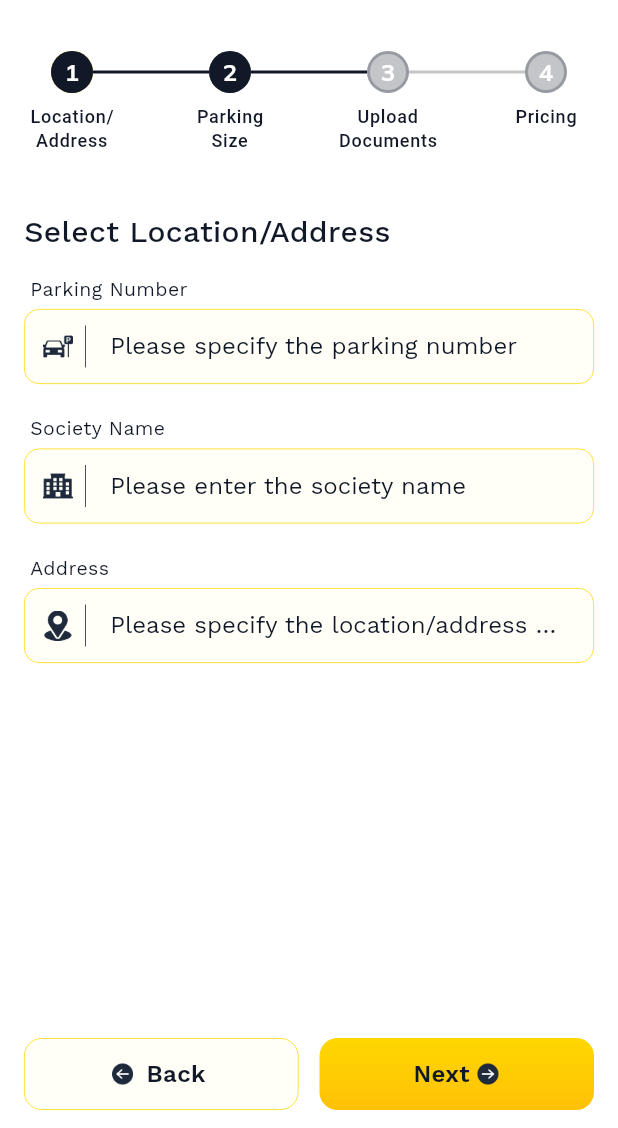
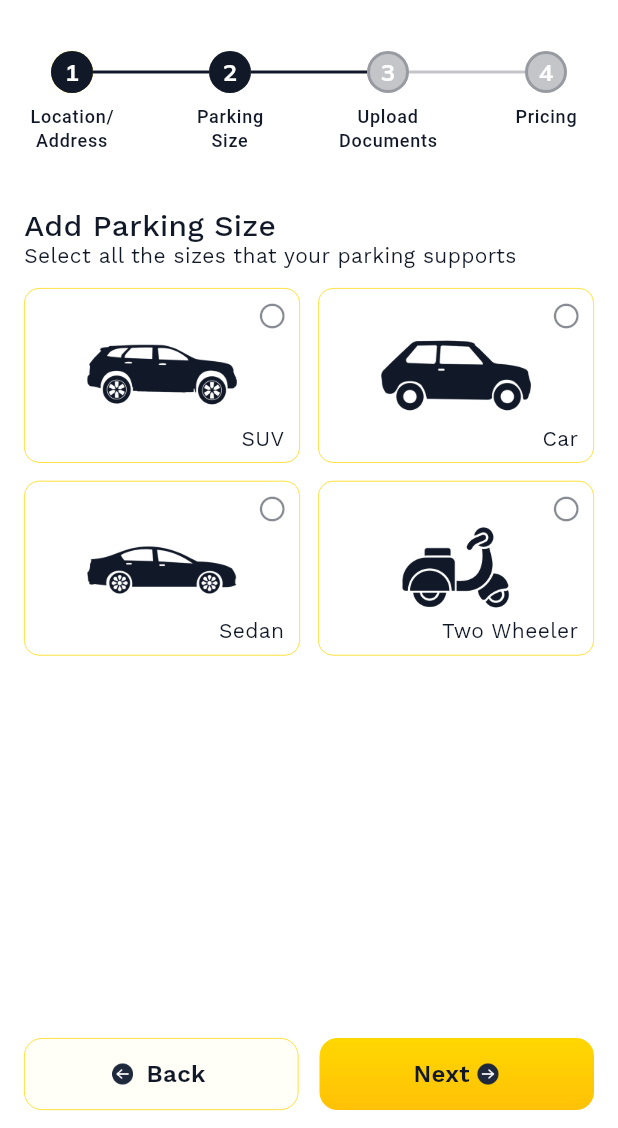
Before and after one commit to Pulkit0001/zavona_flutter_app, a Flutter app: the ParkingCreatePage screen opened by its route, after a tap on "Next", on a phone screen of 412 x 824 dp, the part 108-1236 px from its top. Run offline on Flutter 3.47's test engine with Material 3 defaults, Android fonts, the phone set to English and light mode, and no system bars; drawn by our look-alikes of easy_stepper; our stand-ins replace animated_bottom_navigation_bar, app_links, dartz, dio, firebase_core, firebase_crashlytics and 16 more; accounts and stored records are empty; network calls fail.

Commit message:
Parking Form Design

````diff
--- /dev/null
+++ b/lib/core/presentation/blocs/e_states.dart
@@ -0,0 +1,21 @@
+enum EFormState {
+  initial,
+  loadingForm,
+  submittingForm,
+  submittingFailed,
+  submittingSuccess,
+  success,
+  failure,
+}
+
+enum EListState {
+  initial,
+  loading,
+  loadingMore,
+  refreshing,
+  empty,
+  loaded,
+  error,
+}
+
+enum EViewState { initial, loading, loaded, error }
--- /dev/null
+++ b/lib/core/presentation/utils/size_utils.dart
@@ -0,0 +1,9 @@
+
+
+import 'package:flutter/cupertino.dart';
+
+extension SizeUtils on BuildContext {
+  double get screenWidth => MediaQuery.of(this).size.width;
+  double get screenHeight => MediaQuery.of(this).size.height;
+  Size get screenSize => MediaQuery.of(this).size;
+}
--- a/lib/presentation/common/widgets/custom_icons.dart
+++ b/lib/presentation/common/widgets/custom_icons.dart
@@ -1,4 +1,5 @@
 import 'package:flutter/material.dart';
+import 'package:font_awesome_flutter/font_awesome_flutter.dart';
 
 abstract class CustomIcons {
   static const String _kCheckIcon = 'assets/vectors/check_icon.png';
@@ -8,6 +9,17 @@ abstract class CustomIcons {
   static const String _kParkingIcon = 'assets/vectors/parking_icon.png';
   static const String _kSocietyIcon = 'assets/vectors/society_icon.png';
   static const String _kLocationIcon = 'assets/vectors/location_vector.png';
+
+  static const String _kCarIcon = 'assets/vectors/car_vector.png';
+  static const String _kSedanIcon = 'assets/vectors/sedan_vector.png';
+  static const String _kSuvIcon = 'assets/vectors/suv_vector.png';
+  static const String _kTwoWheelerIcon =
+      'assets/vectors/two_wheeler_vector.png';
+
+  static const String _kRentIcon = 'assets/vectors/rent_vector.png';
+  static const String _kSellIcon = 'assets/vectors/sell_vector.png';
+
+  static const String _kCameraIcon = 'assets/vectors/camera_vector.png';
 
   static Widget checkIcon([double? height, double? width]) =>
       Image.asset(_kCheckIcon, height: height ?? 24, width: width ?? 24);
@@ -29,4 +41,25 @@ abstract class CustomIcons {
 
   static Widget locationIcon([double? height, double? width]) =>
       Image.asset(_kLocationIcon, height: height ?? 24, width: width ?? 24);
+
+  static Widget carIcon([double? height, double? width]) =>
+      Image.asset(_kCarIcon, height: height ?? 24, width: width ?? 24);
+
+  static Widget sedanIcon([double? height, double? width]) =>
+      Image.asset(_kSedanIcon, height: height ?? 24, width: width ?? 24);
+
+  static Widget suvIcon([double? height, double? width]) =>
+      Image.asset(_kSuvIcon, height: height ?? 24, width: width ?? 24);
+
+  static Widget twoWheelerIcon([double? height, double? width]) =>
+      Image.asset(_kTwoWheelerIcon, height: height ?? 24, width: width ?? 24);
+
+  static Widget rentIcon([double? height, double? width]) =>
+      Image.asset(_kRentIcon, height: height ?? 24, width: width ?? 24);
+
+  static Widget sellIcon([double? height, double? width]) =>
+      Image.asset(_kSellIcon, height: height ?? 24, width: width ?? 24);
+
+  static Widget cameraIcon([double? height, double? width]) =>
+      Image.asset(_kCameraIcon, height: height ?? 24, width: width ?? 24);
 }
--- /dev/null
+++ b/lib/presentation/common/widgets/custom_toggle_bar.dart
@@ -0,0 +1,85 @@
+import 'package:flutter/material.dart';
+import 'package:google_fonts/google_fonts.dart';
+import 'package:zavona_flutter_app/core/presentation/utils/theme_utils.dart';
+
+/// A custom toggle bar widget with "NO" and "YES" options.
+/// Calls [onToggle] with `true` for "YES" and `false` for "NO".
+/// Initial value can be set with [initialValue].
+/// Defaults to "YES".
+///
+/// Usage:
+/// ```dart
+/// CustomToggleBar(
+///  initialValue: true, // or false
+///  onToggle: (value) {
+///  // Handle toggle change
+///  },
+///  )
+/// ```
+class CustomToggleBar extends StatefulWidget {
+  const CustomToggleBar({
+    super.key,
+    required this.onToggle,
+    this.initialValue = true,
+  });
+
+  final void Function(bool value) onToggle;
+  final bool initialValue;
+  @override
+  State<CustomToggleBar> createState() => _CustomToggleBarState();
+}
+
+class _CustomToggleBarState extends State<CustomToggleBar>
+    with TickerProviderStateMixin {
+  @override
+  Widget build(BuildContext context) {
+    return Container(
+      height: 32,
+      width: 90,
+      decoration: BoxDecoration(
+        color: Color(0xfffffff8),
+        borderRadius: BorderRadius.circular(6),
+        border: Border.all(color: context.primaryColor, width: 1),
+      ),
+      child: PreferredSize(
+        preferredSize: Size.fromHeight(32),
+        child: TabBar(
+          labelPadding: EdgeInsets.zero,
+          padding: EdgeInsets.zero,
+          indicatorPadding: EdgeInsets.zero,
+          indicatorSize: TabBarIndicatorSize.tab,
+          dividerColor: Colors.transparent,
+          indicator: BoxDecoration(
+            borderRadius: BorderRadius.circular(4),
+            gradient: LinearGradient(
+              begin: Alignment.topCenter,
+              end: Alignment.bottomCenter,
+              stops: [0.0, 1.0],
+              colors: [Color(0xffFFD700), Color(0xffFFC107)],
+            ),
+          ),
+          labelColor: context.onPrimaryColor,
+          unselectedLabelColor: Colors.black,
+          tabs: const [
+            Tab(text: "NO"),
+            Tab(text: "YES"),
+          ],
+          labelStyle: GoogleFonts.workSans(
+            fontSize: 12,
+            fontWeight: FontWeight.w500,
+            color: context.onPrimaryColor,
+            height: 1.0,
+          ),
+          controller: TabController(
+            length: 2,
+            vsync: this,
+            initialIndex: widget.initialValue ? 1 : 0,
+          ),
+          onTap: (index) {
+            widget.onToggle(index == 1);
+          },
+        ),
+      ),
+    );
+  }
+}
--- /dev/null
+++ b/lib/presentation/parking/bloc/parking_form/parking_form_cubit.dart
@@ -0,0 +1,25 @@
+import 'package:flutter_bloc/flutter_bloc.dart';
+import 'package:zavona_flutter_app/presentation/parking/bloc/parking_form/parking_form_state.dart';
+import 'package:zavona_flutter_app/presentation/parking/widgets/parking_form/parking_size_selection_widget.dart';
+
+class ParkingFormCubit extends Cubit<ParkingFormState> {
+  ParkingFormCubit() : super(ParkingFormState());
+
+  void toggleSizeSelection(ParkingSize size) {
+    final currentSizes = List<ParkingSize>.from(state.selectedSizes);
+    if (currentSizes.contains(size)) {
+      currentSizes.remove(size);
+    } else {
+      currentSizes.add(size);
+    }
+    emit(state.copyWith(selectedSizes: currentSizes));
+  }
+
+  void toggleRenOptIn(bool value) {
+    emit(state.copyWith(optToRent: value));
+  }
+
+  void toggleSellOptIn(bool value) {
+    emit(state.copyWith(optToSell: value));
+  }
+}
--- /dev/null
+++ b/lib/presentation/parking/bloc/parking_form/parking_form_state.dart
@@ -0,0 +1,43 @@
+import 'package:image_picker/image_picker.dart';
+import 'package:zavona_flutter_app/core/presentation/blocs/e_states.dart';
+import 'package:zavona_flutter_app/presentation/parking/widgets/parking_form/parking_size_selection_widget.dart';
+
+class ParkingFormState {
+  final List<ParkingSize> selectedSizes;
+  final XFile? parkingThumbnail;
+  final List<XFile> parkingDocs;
+  final bool optToSell;
+  final bool optToRent;
+  final EFormState formState;
+  final String? errorMessage;
+
+  ParkingFormState({
+    this.selectedSizes = const [],
+    this.parkingThumbnail,
+    this.parkingDocs = const [],
+    this.optToSell = false,
+    this.optToRent = true,
+    this.formState = EFormState.initial,
+    this.errorMessage,
+  });
+
+  ParkingFormState copyWith({
+    List<ParkingSize>? selectedSizes,
+    XFile? parkingThumbnail,
+    List<XFile>? parkingDocs,
+    bool? optToSell,
+    bool? optToRent,
+    EFormState? formState,
+    String? errorMessage,
+  }) {
+    return ParkingFormState(
+      selectedSizes: selectedSizes ?? this.selectedSizes,
+      parkingThumbnail: parkingThumbnail ?? this.parkingThumbnail,
+      parkingDocs: parkingDocs ?? this.parkingDocs,
+      optToSell: optToSell ?? this.optToSell,
+      optToRent: optToRent ?? this.optToRent,
+      formState: formState ?? this.formState,
+      errorMessage: errorMessage ?? this.errorMessage,
+    );
+  }
+}
--- a/lib/presentation/parking/pages/parking_create_page.dart
+++ b/lib/presentation/parking/pages/parking_create_page.dart
@@ -1,7 +1,9 @@
 import 'package:flutter/material.dart';
+import 'package:flutter_bloc/flutter_bloc.dart';
 import 'package:font_awesome_flutter/font_awesome_flutter.dart';
 import 'package:zavona_flutter_app/presentation/common/widgets/confirmation_dailog.dart';
 import 'package:zavona_flutter_app/presentation/common/widgets/custom_app_bar.dart';
+import 'package:zavona_flutter_app/presentation/parking/bloc/parking_form/parking_form_cubit.dart';
 import 'package:zavona_flutter_app/presentation/parking/widgets/parking_form_widget.dart';
 
 class ParkingCreatePage extends StatelessWidget {
@@ -9,7 +11,9 @@ class ParkingCreatePage extends StatelessWidget {
 
   @override
   Widget build(BuildContext context) {
-    return Scaffold(
+    return BlocProvider(
+      create: (context) => ParkingFormCubit(),
+      child: Scaffold(
         appBar: CustomAppBar(
           title: "List Parking Spot",
           leadingIcon: FontAwesomeIcons.xmark,
@@ -26,8 +30,8 @@ class ParkingCreatePage extends StatelessWidget {
             }
           },
         ),
-
         body: ParkingFormWidget(),
+      ),
     );
   }
 }
--- /dev/null
+++ b/lib/presentation/parking/widgets/parking_form/parking_docs_section.dart
@@ -0,0 +1,105 @@
+import 'package:flutter/material.dart';
+import 'package:google_fonts/google_fonts.dart';
+import 'package:zavona_flutter_app/core/presentation/utils/size_utils.dart';
+import 'package:zavona_flutter_app/core/presentation/utils/theme_utils.dart';
+import 'package:zavona_flutter_app/presentation/common/widgets/custom_icons.dart';
+
+class ParkingDocsSection extends StatelessWidget {
+  const ParkingDocsSection({super.key});
+
+  @override
+  Widget build(BuildContext context) {
+    return Column(
+      crossAxisAlignment: CrossAxisAlignment.start,
+      children: [
+        Text(
+          "Parking Thumbnail",
+          style: GoogleFonts.workSans(
+            fontSize: 20,
+            fontWeight: FontWeight.w500,
+            height: 1.3,
+            color: context.onSurfaceColor,
+          ),
+        ),
+        Text(
+          "Upload a clear image of your parking space.",
+          style: GoogleFonts.workSans(
+            fontSize: 13,
+            height: 1.3,
+            fontWeight: FontWeight.w400,
+            color: context.onSurfaceColor,
+          ),
+        ),
+        SizedBox(height: 12),
+        ImagePickerButton(onPressed: () {}),
+        SizedBox(height: 24),
+        Text(
+          "Address Proof",
+          style: GoogleFonts.workSans(
+            fontSize: 20,
+            fontWeight: FontWeight.w500,
+            height: 1.3,
+            color: context.onSurfaceColor,
+          ),
+        ),
+        Text(
+          "Upload a clear image of your address proof.",
+          style: GoogleFonts.workSans(
+            fontSize: 13,
+            height: 1.3,
+            fontWeight: FontWeight.w400,
+            color: context.onSurfaceColor,
+          ),
+        ),
+        SizedBox(height: 12),
+        ImagePickerButton(onPressed: () {}),
+      ],
+    );
+  }
+}
+
+class ImagePickerButton extends StatelessWidget {
+  const ImagePickerButton({super.key, this.onPressed});
+  final VoidCallback? onPressed;
+
+  @override
+  Widget build(BuildContext context) {
+    return InkWell(
+      onTap: onPressed,
+      child: Container(
+        height: context.screenHeight * 0.15,
+        width: double.infinity,
+        decoration: BoxDecoration(
+          color: Color(0xfffffff8),
+          borderRadius: BorderRadius.circular(10),
+          border: Border.all(color: context.primaryColor, width: 1),
+        ),
+        child: Column(
+          mainAxisAlignment: MainAxisAlignment.center,
+          mainAxisSize: MainAxisSize.max,
+          crossAxisAlignment: CrossAxisAlignment.center,
+          children: [
+            Container(
+              height: 32,
+              width: 32,
+              padding: EdgeInsets.all(6),
+              decoration: BoxDecoration(
+                shape: BoxShape.circle,
+                color: context.primaryColor,
+              ),
+              child: CustomIcons.cameraIcon(20, 20),
+            ),
+            Text(
+              "Upload",
+              style: GoogleFonts.workSans(
+                fontSize: 14,
+                fontWeight: FontWeight.w500,
+                color: context.onSurfaceColor,
+              ),
+            ),
+          ],
+        ),
+      ),
+    );
+  }
+}
--- /dev/null
+++ b/lib/presentation/parking/widgets/parking_form/parking_size_selection_widget.dart
@@ -0,0 +1,153 @@
+import 'package:flutter/material.dart';
+import 'package:flutter_bloc/flutter_bloc.dart';
+import 'package:google_fonts/google_fonts.dart';
+import 'package:zavona_flutter_app/core/presentation/utils/size_utils.dart';
+import 'package:zavona_flutter_app/core/presentation/utils/theme_utils.dart';
+import 'package:zavona_flutter_app/presentation/common/widgets/custom_icons.dart';
+import 'package:zavona_flutter_app/presentation/parking/bloc/parking_form/parking_form_cubit.dart';
+import 'package:zavona_flutter_app/presentation/parking/bloc/parking_form/parking_form_state.dart';
+import 'package:zavona_flutter_app/res/values/app_colors.dart';
+
+enum ParkingSize {
+  suv("SUV"),
+  regular("Car"),
+  sedan("Sedan"),
+  twoWheeler("Two Wheeler");
+
+  final String displayName;
+  const ParkingSize(this.displayName);
+}
+
+class ParkingSizeSelection extends StatelessWidget {
+  const ParkingSizeSelection({super.key});
+
+  @override
+  Widget build(BuildContext context) {
+    return BlocBuilder<ParkingFormCubit, ParkingFormState>(
+      builder: (context, state) {
+        return Column(
+          crossAxisAlignment: CrossAxisAlignment.start,
+          children: [
+            Text(
+              "Add Parking Size",
+              style: GoogleFonts.workSans(
+                fontSize: 20,
+                fontWeight: FontWeight.w500,
+                height: 1,
+                color: AppColors.secondaryDarkBlue,
+              ),
+            ),
+            Text(
+              "Select all the sizes that your parking supports",
+              style: GoogleFonts.workSans(
+                fontSize: 14,
+                height: 1.4,
+                fontWeight: FontWeight.w400,
+                color: AppColors.secondaryDarkBlue,
+              ),
+            ),
+            SizedBox(height: 12,),
+            GridView.builder(
+              gridDelegate: SliverGridDelegateWithFixedCrossAxisCount(
+                crossAxisCount: 2,
+                childAspectRatio: ((context.screenWidth - 52) / 2) / 114,
+                crossAxisSpacing: 12,
+                mainAxisSpacing: 12,
+              ),
+              itemBuilder: (context, index) => ParkingSizeTile(
+                parkingSize: ParkingSize.values[index],
+                isSelected: state.selectedSizes.contains(
+                  ParkingSize.values[index],
+                ),
+                onTap: () {
+                  context.read<ParkingFormCubit>().toggleSizeSelection(
+                    ParkingSize.values[index],
+                  );
+                },
+              ),
+              itemCount: ParkingSize.values.length,
+              shrinkWrap: true,
+            ),
+          ],
+        );
+      },
+    );
+  }
+}
+
+class ParkingSizeTile extends StatelessWidget {
+  const ParkingSizeTile({
+    super.key,
+    required this.isSelected,
+    required this.parkingSize,
+    required this.onTap,
+  });
+
+  final bool isSelected;
+  final ParkingSize parkingSize;
+  final VoidCallback onTap;
+
+  @override
+  Widget build(BuildContext context) {
+    return InkWell(
+      onTap: onTap,
+      child: Container(
+        decoration: BoxDecoration(
+          color: context.surfaceColor,
+          borderRadius: BorderRadius.circular(10),
+          border: Border.all(
+            color: context.primaryColor,
+            width: isSelected ? 1.5 : 0.5,
+          ),
+        ),
+        child: Stack(
+          children: [
+            Center(
+              child: switch (parkingSize) {
+                ParkingSize.suv => CustomIcons.suvIcon(100 , 100),
+                ParkingSize.regular => CustomIcons.carIcon(100 , 100),
+                ParkingSize.sedan => CustomIcons.sedanIcon(100 , 100),
+                ParkingSize.twoWheeler => CustomIcons.twoWheelerIcon(72 , 72),
+              },
+            ),
+            Align(
+              alignment: Alignment.bottomRight,
+              child: Padding(
+                padding: const EdgeInsets.only(bottom: 6, right: 10),
+                child: Text(
+                  parkingSize.displayName,
+                  style: GoogleFonts.workSans(
+                    fontSize: 14,
+                    fontWeight: FontWeight.w400,
+                    color: context.onSurfaceColor,
+                  ),
+                ),
+              ),
+            ),
+            if (isSelected)
+              Positioned(
+                top: 8,
+                right: 8,
+                child: Icon(
+                  Icons.check_circle,
+                  size: 20,
+                  color: context.onPrimaryColor,
+                ),
+              )
+            else ...[
+              Positioned(
+                top: 8,
+                right: 8,
+                child: Icon(
+                  Icons.circle_outlined,
+                  size: 20,
+                  color: context.onSurfaceColor.withOpacity(0.5),
+                ),
+              ),
+            ],
+          ],
+        ),
+      ),
+    );
+  }
+}
--- /dev/null
+++ b/lib/presentation/parking/widgets/parking_form/pricing_section_form.dart
@@ -0,0 +1,88 @@
+import 'package:flutter/material.dart';
+import 'package:flutter_bloc/flutter_bloc.dart';
+import 'package:google_fonts/google_fonts.dart';
+import 'package:zavona_flutter_app/presentation/common/widgets/custom_icons.dart';
+import 'package:zavona_flutter_app/presentation/common/widgets/custom_text_field.dart';
+import 'package:zavona_flutter_app/presentation/common/widgets/custom_toggle_bar.dart';
+import 'package:zavona_flutter_app/presentation/parking/bloc/parking_form/parking_form_cubit.dart';
+import 'package:zavona_flutter_app/presentation/parking/bloc/parking_form/parking_form_state.dart';
+import 'package:zavona_flutter_app/res/values/app_colors.dart';
+
+class PricingSectionForm extends StatelessWidget {
+  const PricingSectionForm({super.key});
+
+  @override
+  Widget build(BuildContext context) {
+    return BlocBuilder<ParkingFormCubit, ParkingFormState>(
+      builder: (context, state) {
+        return Column(
+          crossAxisAlignment: CrossAxisAlignment.start,
+          children: [
+            Row(
+              children: [
+                Text(
+                  "Want to Rent",
+                  style: GoogleFonts.workSans(
+                    fontSize: 20,
+                    fontWeight: FontWeight.w500,
+                    color: AppColors.secondaryDarkBlue,
+                  ),
+                ),
+                Spacer(),
+                CustomToggleBar(
+                  onToggle: context.read<ParkingFormCubit>().toggleRenOptIn,
+                  initialValue: state.optToRent,
+                ),
+              ],
+            ),
+            SizedBox(height: 10),
+            CustomTextField(
+              controller: TextEditingController(),
+              onInputActionPressed: () {},
+              focusNode: FocusNode(),
+              leadingAsset: CustomIcons.rentIcon(20, 20),
+              label: "Daily Rent",
+              hint: "Add Rent Price Per Day",
+            ),
+            SizedBox(height: 20),
+            CustomTextField(
+              controller: TextEditingController(),
+              onInputActionPressed: () {},
+              focusNode: FocusNode(),
+              leadingAsset: CustomIcons.rentIcon(20, 20),
+              label: "Hourly Rent",
+              hint: "Add Rent Price Per Hour",
+            ),
+            SizedBox(height: 24),
+            Row(
+              children: [
+                Text(
+                  "Want to Sell",
+                  style: GoogleFonts.workSans(
+                    fontSize: 20,
+                    fontWeight: FontWeight.w500,
+                    color: AppColors.secondaryDarkBlue,
+                  ),
+                ),
+                Spacer(),
+                CustomToggleBar(
+                  onToggle: context.read<ParkingFormCubit>().toggleSellOptIn,
+                  initialValue: state.optToSell,
+                ),
+              ],
+            ),
+            SizedBox(height: 10),
+            CustomTextField(
+              controller: TextEditingController(),
+              onInputActionPressed: () {},
+              leadingAsset: CustomIcons.sellIcon(20, 20),
+              focusNode: FocusNode(),
+              label: "Selling Price",
+              hint: "Add Selling Price",
+            ),
+          ],
+        );
+      },
+    );
+  }
+}
--- a/lib/presentation/parking/widgets/parking_form_widget.dart
+++ b/lib/presentation/parking/widgets/parking_form_widget.dart
@@ -4,6 +4,9 @@ import 'package:zavona_flutter_app/presentation/common/widgets/custom_outlined_b
 import 'package:zavona_flutter_app/presentation/common/widgets/custom_primary_button.dart';
 import 'package:zavona_flutter_app/presentation/parking/widgets/parking_form/address_section_form.dart';
 import 'package:zavona_flutter_app/presentation/parking/widgets/parking_form/create_parking_stepper.dart';
+import 'package:zavona_flutter_app/presentation/parking/widgets/parking_form/parking_docs_section.dart';
+import 'package:zavona_flutter_app/presentation/parking/widgets/parking_form/parking_size_selection_widget.dart';
+import 'package:zavona_flutter_app/presentation/parking/widgets/parking_form/pricing_section_form.dart';
 
 class ParkingFormWidget extends StatefulWidget {
   const ParkingFormWidget({super.key});
@@ -39,9 +42,19 @@ class _ParkingFormWidgetState extends State<ParkingFormWidget> {
         ParkingFormStepperWidget(currentStep: currentStep),
         SizedBox(height: 16),
         Expanded(
-          child: Padding(
-            padding: EdgeInsets.symmetric(horizontal: 16),
-            child: IndexedStack(children: [AddressSectionForm()]),
+          child: SingleChildScrollView(
+            child: Padding(
+              padding: EdgeInsets.symmetric(horizontal: 16),
+              child: IndexedStack(
+                index: currentStep,
+                children: [
+                  AddressSectionForm(),
+                  ParkingSizeSelection(),
+                  ParkingDocsSection(),
+                  PricingSectionForm(),
+                ],
+              ),
+            ),
           ),
         ),
         SizedBox(height: 20),
--- a/pubspec.yaml
+++ b/pubspec.yaml
@@ -38,6 +38,7 @@ dependencies:
   animated_bottom_navigation_bar: ^1.4.0
   pinput: ^5.0.1
   easy_stepper: ^0.8.5+1
+  flutter_bloc: ^9.1.1
 
 dev_dependencies:
   flutter_test:
````
Also changed, not shown: assets/vectors/camera_vector.png (added), assets/vectors/car_vector.png (added), assets/vectors/rent_vector.png (added), assets/vectors/sedan_vector.png (added), assets/vectors/sell_vector.png (added), assets/vectors/suv_vector.png (added), assets/vectors/two_wheeler_vector.png (added), pubspec.lock. Lines whose indentation alone changed are shown as unchanged.
